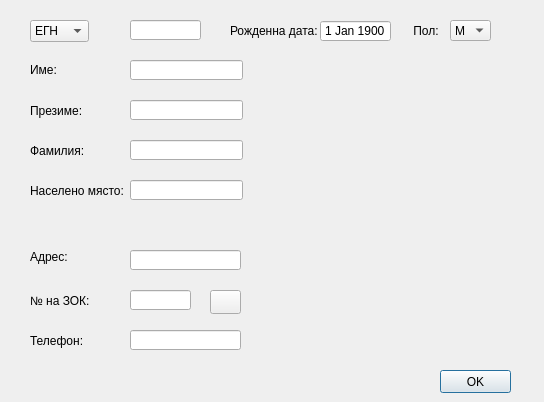
thefinalcutbg/DinoDent, file src/View/PatientDialog/PatientFormDialog.ui: the form before one commit.
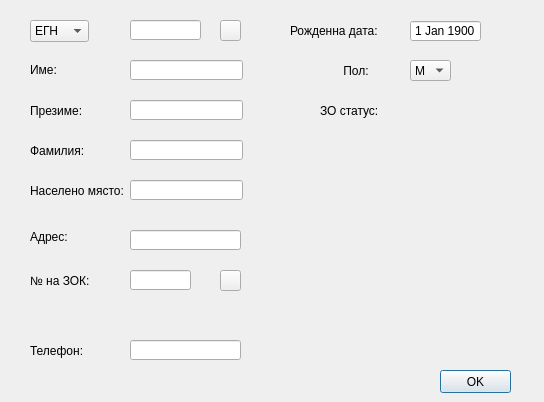
The form after the commit. Custom widgets are drawn as their Qt base class.

The edit to the form file:
```diff
--- a/src/View/PatientDialog/PatientFormDialog.ui
+++ b/src/View/PatientDialog/PatientFormDialog.ui
@@ -34,8 +34,8 @@
   <widget class="ComboBox" name="sexCombo">
    <property name="geometry">
     <rect>
-     <x>450</x>
-     <y>20</y>
+     <x>410</x>
+     <y>60</y>
      <width>41</width>
      <height>21</height>
     </rect>
@@ -58,7 +58,7 @@
    <property name="geometry">
     <rect>
      <x>30</x>
-     <y>330</y>
+     <y>340</y>
      <width>71</width>
      <height>21</height>
     </rect>
@@ -71,7 +71,7 @@
    <property name="geometry">
     <rect>
      <x>130</x>
-     <y>250</y>
+     <y>230</y>
      <width>111</width>
      <height>20</height>
     </rect>
@@ -87,7 +87,7 @@
    <property name="geometry">
     <rect>
      <x>130</x>
-     <y>330</y>
+     <y>340</y>
      <width>111</width>
      <height>20</height>
     </rect>
@@ -129,7 +129,7 @@
    <property name="geometry">
     <rect>
      <x>30</x>
-     <y>250</y>
+     <y>230</y>
      <width>47</width>
      <height>14</height>
     </rect>
@@ -155,7 +155,7 @@
    <property name="geometry">
     <rect>
      <x>130</x>
-     <y>290</y>
+     <y>270</y>
      <width>61</width>
      <height>20</height>
     </rect>
@@ -235,9 +235,9 @@
   <widget class="QLabel" name="label_8">
    <property name="geometry">
     <rect>
-     <x>410</x>
-     <y>20</y>
-     <width>41</width>
+     <x>340</x>
+     <y>60</y>
+     <width>51</width>
      <height>21</height>
     </rect>
    </property>
@@ -248,7 +248,7 @@
   <widget class="DateEdit" name="birthEdit">
    <property name="geometry">
     <rect>
-     <x>320</x>
+     <x>410</x>
      <y>20</y>
      <width>71</width>
      <height>22</height>
@@ -301,7 +301,7 @@
   <widget class="QLabel" name="label_7">
    <property name="geometry">
     <rect>
-     <x>230</x>
+     <x>290</x>
      <y>20</y>
      <width>101</width>
      <height>21</height>
@@ -341,7 +341,7 @@
    <property name="geometry">
     <rect>
      <x>30</x>
-     <y>290</y>
+     <y>270</y>
      <width>71</width>
      <height>21</height>
     </rect>
@@ -367,9 +367,9 @@
    <property name="geometry">
     <rect>
      <x>130</x>
-     <y>210</y>
+     <y>200</y>
      <width>271</width>
-     <height>21</height>
+     <height>31</height>
     </rect>
    </property>
    <property name="text">
@@ -395,10 +395,49 @@
   <widget class="QPushButton" name="hirbnoButton">
    <property name="geometry">
     <rect>
-     <x>210</x>
-     <y>290</y>
-     <width>31</width>
-     <height>24</height>
+     <x>220</x>
+     <y>270</y>
+     <width>21</width>
+     <height>21</height>
+    </rect>
+   </property>
+   <property name="text">
+    <string/>
+   </property>
+  </widget>
+  <widget class="QLabel" name="label_10">
+   <property name="geometry">
+    <rect>
+     <x>320</x>
+     <y>100</y>
+     <width>71</width>
+     <height>21</height>
+    </rect>
+   </property>
+   <property name="text">
+    <string>ЗО статус:</string>
+   </property>
+  </widget>
+  <widget class="QLabel" name="insuredLabel">
+   <property name="geometry">
+    <rect>
+     <x>420</x>
+     <y>100</y>
+     <width>111</width>
+     <height>21</height>
+    </rect>
+   </property>
+   <property name="text">
+    <string/>
+   </property>
+  </widget>
+  <widget class="QPushButton" name="nraButton">
+   <property name="geometry">
+    <rect>
+     <x>220</x>
+     <y>20</y>
+     <width>21</width>
+     <height>21</height>
     </rect>
    </property>
    <property name="text">
```
